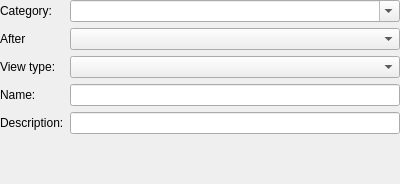
This is src/kptviewlistaddview.ui in KDE/calligraplan as Qt 5 draws it before an edit. The edited form follows.
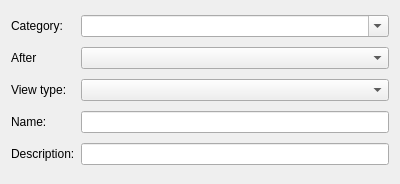
This is the edited form. Custom widgets are drawn as their Qt base class.

Commit message: Fix add view dialog layout

```diff
--- a/src/kptviewlistaddview.ui
+++ b/src/kptviewlistaddview.ui
@@ -10,10 +10,7 @@
     <height>184</height>
    </rect>
   </property>
-  <layout class="QFormLayout" name="formLayout">
-   <property name="margin">
-    <number>0</number>
-   </property>
+  <layout class="QGridLayout" name="gridLayout">
    <item row="0" column="0">
     <widget class="QLabel" name="categoryLabel">
      <property name="toolTip">
```
